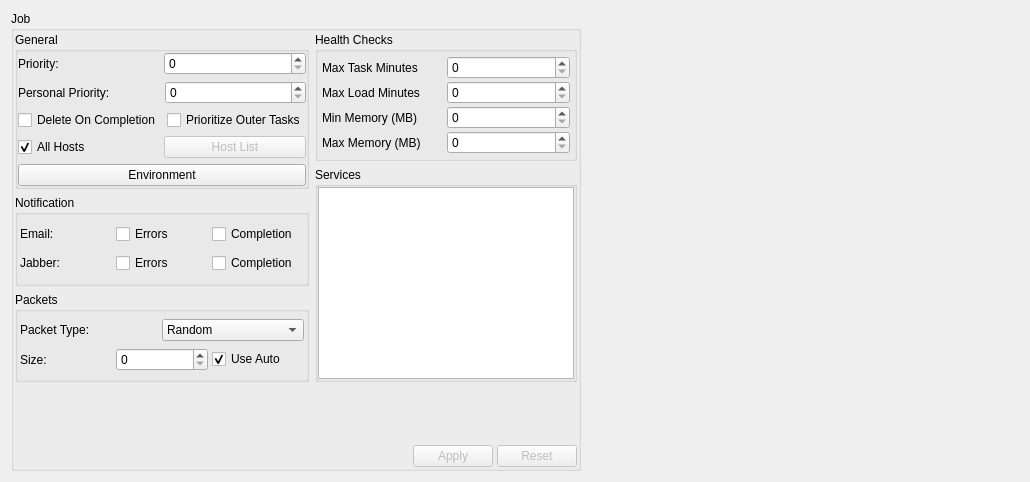
First picture: the form in cpp/lib/freezer/ui/jobsettingswidgetui.ui, repository justajeffy/arsenalsuite, before the edit.
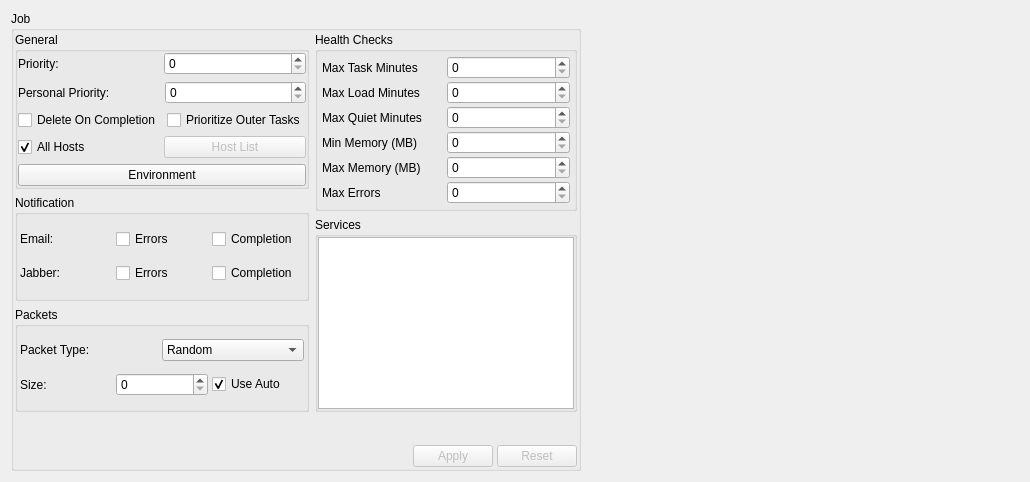
Second picture: the form after the edit. Custom widgets are drawn as their Qt base class.

Commit message: add controls for health checks: Max Errors and Max Quiet Time

What changed in the file:
```diff
--- a/cpp/lib/freezer/ui/jobsettingswidgetui.ui
+++ b/cpp/lib/freezer/ui/jobsettingswidgetui.ui
@@ -376,6 +376,20 @@
                </property>
               </widget>
              </item>
+             <item row="2" column="0">
+              <widget class="QLabel" name="label_maxquiet">
+               <property name="text">
+                <string>Max Quiet Minutes</string>
+               </property>
+              </widget>
+             </item>
+             <item row="2" column="1">
+              <widget class="FieldSpinBox" name="mMaxQuietTimeSpin">
+               <property name="maximum">
+                <number>999999</number>
+               </property>
+              </widget>
+             </item>
              <item row="0" column="1">
               <widget class="FieldSpinBox" name="mMaxTaskTimeSpin">
                <property name="maximum">
@@ -383,34 +397,51 @@
                </property>
               </widget>
              </item>
-             <item row="2" column="1">
+             <item row="3" column="1">
               <widget class="FieldSpinBox" name="mMinMemorySpin">
                <property name="maximum">
                 <number>999999999</number>
                </property>
               </widget>
              </item>
-             <item row="2" column="0">
+             <item row="3" column="0">
               <widget class="QLabel" name="label_minMem">
                <property name="text">
                 <string>Min Memory (MB)</string>
                </property>
               </widget>
              </item>
-             <item row="3" column="1">
+             <item row="4" column="1">
               <widget class="FieldSpinBox" name="mMaxMemorySpin">
                <property name="maximum">
                 <number>999999999</number>
                </property>
               </widget>
              </item>
-             <item row="3" column="0">
+             <item row="4" column="0">
               <widget class="QLabel" name="label_3">
                <property name="text">
                 <string>Max Memory (MB)</string>
                </property>
               </widget>
              </item>
+             <item row="5" column="1">
+              <widget class="FieldSpinBox" name="mMaxErrorsSpin">
+               <property name="maximum">
+                <number>999999999</number>
+               </property>
+               <property name="field" stdset="0">
+                <string>maxerrors</string>
+               </property>
+              </widget>
+             </item>
+             <item row="5" column="0">
+              <widget class="QLabel" name="label_maxerrors">
+               <property name="text">
+                <string>Max Errors</string>
+               </property>
+              </widget>
+             </item>
             </layout>
            </widget>
           </item>
```
The commit also changes 1 other file.
